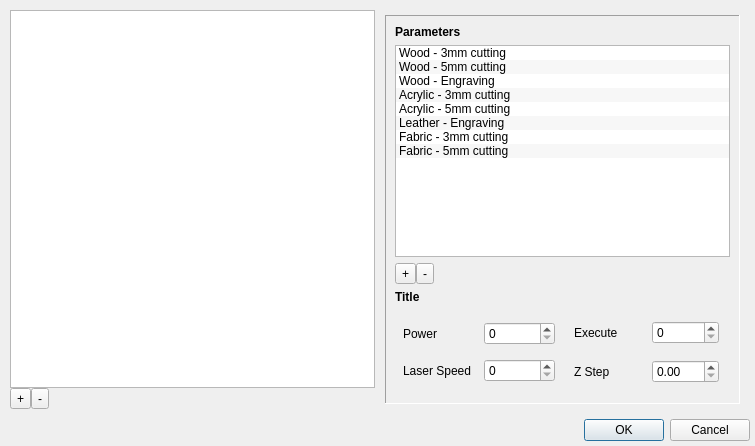
Qt form src/windows/preset-manager.ui (flux3dp/swiftray) before a commit.
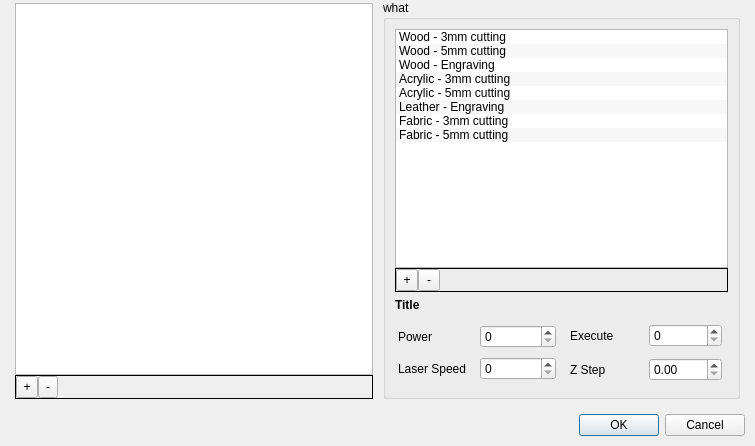
The same form after that commit.

Diff of the .ui file:
```diff
--- a/src/windows/preset-manager.ui
+++ b/src/windows/preset-manager.ui
@@ -15,19 +15,19 @@
   </property>
   <layout class="QVBoxLayout" name="verticalLayout">
    <property name="spacing">
-    <number>5</number>
+    <number>10</number>
    </property>
    <property name="leftMargin">
-    <number>5</number>
+    <number>10</number>
    </property>
    <property name="topMargin">
-    <number>5</number>
+    <number>0</number>
    </property>
    <property name="rightMargin">
-    <number>5</number>
+    <number>10</number>
    </property>
    <property name="bottomMargin">
-    <number>5</number>
+    <number>10</number>
    </property>
    <item>
     <layout class="QHBoxLayout" name="horizontalLayout_8">
@@ -35,7 +35,7 @@
       <number>5</number>
      </property>
      <property name="topMargin">
-      <number>5</number>
+      <number>0</number>
      </property>
      <property name="rightMargin">
       <number>5</number>
@@ -52,7 +52,7 @@
         <number>0</number>
        </property>
        <property name="topMargin">
-        <number>0</number>
+        <number>3</number>
        </property>
        <property name="bottomMargin">
         <number>0</number>
@@ -61,7 +61,17 @@
         <widget class="QListWidget" name="listWidget"/>
        </item>
        <item>
-        <layout class="QHBoxLayout" name="horizontalLayout_7">
+        <widget class="QFrame" name="paramSettingsListControl">
+         <property name="minimumSize">
+          <size>
+           <width>0</width>
+           <height>0</height>
+          </size>
+         </property>
+         <property name="frameShape">
+          <enum>QFrame::Panel</enum>
+         </property>
+         <layout class="QHBoxLayout" name="horizontalLayout_4">
          <property name="spacing">
           <number>0</number>
          </property>
@@ -79,6 +89,18 @@
          </property>
          <item>
           <widget class="QToolButton" name="addParamSettingsBtn">
+            <property name="sizePolicy">
+             <sizepolicy hsizetype="Preferred" vsizetype="Preferred">
+              <horstretch>0</horstretch>
+              <verstretch>0</verstretch>
+             </sizepolicy>
+            </property>
+            <property name="minimumSize">
+             <size>
+              <width>22</width>
+              <height>22</height>
+             </size>
+            </property>
            <property name="text">
             <string>+</string>
            </property>
@@ -86,6 +108,18 @@
          </item>
          <item>
           <widget class="QToolButton" name="removeParamSettingsBtn">
+            <property name="sizePolicy">
+             <sizepolicy hsizetype="Preferred" vsizetype="Preferred">
+              <horstretch>0</horstretch>
+              <verstretch>0</verstretch>
+             </sizepolicy>
+            </property>
+            <property name="minimumSize">
+             <size>
+              <width>20</width>
+              <height>20</height>
+             </size>
+            </property>
            <property name="text">
             <string>-</string>
            </property>
@@ -98,52 +132,53 @@
            </property>
            <property name="sizeHint" stdset="0">
             <size>
-             <width>40</width>
+              <width>305</width>
              <height>20</height>
             </size>
            </property>
           </spacer>
          </item>
         </layout>
+        </widget>
        </item>
       </layout>
      </item>
      <item>
-      <layout class="QVBoxLayout" name="verticalLayout_2">
-       <property name="leftMargin">
-        <number>5</number>
+      <widget class="QGroupBox" name="groupBox">
+       <property name="title">
+        <string notr="true">what</string>
        </property>
+       <property name="flat">
+        <bool>false</bool>
+       </property>
+       <layout class="QVBoxLayout" name="verticalLayout_4" stretch="0,0,0">
        <property name="topMargin">
-        <number>5</number>
-       </property>
-       <property name="rightMargin">
-        <number>5</number>
-       </property>
-       <property name="bottomMargin">
-        <number>5</number>
+         <number>9</number>
        </property>
        <item>
-        <widget class="QFrame" name="editor">
+         <widget class="QFrame" name="frame">
          <property name="frameShape">
-          <enum>QFrame::Panel</enum>
+           <enum>QFrame::NoFrame</enum>
          </property>
          <property name="frameShadow">
-          <enum>QFrame::Sunken</enum>
-         </property>
-         <layout class="QVBoxLayout" name="verticalLayout_5">
-          <item>
-           <widget class="QLabel" name="label_2">
-            <property name="font">
-             <font>
-              <weight>75</weight>
-              <bold>true</bold>
-             </font>
-            </property>
-            <property name="text">
-             <string>Parameters</string>
-            </property>
-           </widget>
-          </item>
+           <enum>QFrame::Raised</enum>
+          </property>
+          <layout class="QVBoxLayout" name="verticalLayout_2">
+           <property name="spacing">
+            <number>0</number>
+           </property>
+           <property name="leftMargin">
+            <number>0</number>
+           </property>
+           <property name="topMargin">
+            <number>0</number>
+           </property>
+           <property name="rightMargin">
+            <number>0</number>
+           </property>
+           <property name="bottomMargin">
+            <number>0</number>
+           </property>
           <item>
            <widget class="QListWidget" name="enabledList">
             <property name="dragEnabled">
@@ -231,6 +266,10 @@
            </widget>
           </item>
           <item>
+            <widget class="QFrame" name="paramControlBar">
+             <property name="frameShape">
+              <enum>QFrame::Panel</enum>
+             </property>
            <layout class="QHBoxLayout" name="horizontalLayout">
             <property name="spacing">
              <number>0</number>
@@ -249,6 +288,18 @@
             </property>
             <item>
              <widget class="QToolButton" name="addParamBtn">
+                <property name="sizePolicy">
+                 <sizepolicy hsizetype="Preferred" vsizetype="Preferred">
+                  <horstretch>0</horstretch>
+                  <verstretch>0</verstretch>
+                 </sizepolicy>
+                </property>
+                <property name="minimumSize">
+                 <size>
+                  <width>22</width>
+                  <height>22</height>
+                 </size>
+                </property>
               <property name="text">
                <string>+</string>
               </property>
@@ -256,6 +307,18 @@
             </item>
             <item>
              <widget class="QToolButton" name="removeParamBtn">
+                <property name="sizePolicy">
+                 <sizepolicy hsizetype="Preferred" vsizetype="Preferred">
+                  <horstretch>0</horstretch>
+                  <verstretch>0</verstretch>
+                 </sizepolicy>
+                </property>
+                <property name="minimumSize">
+                 <size>
+                  <width>22</width>
+                  <height>22</height>
+                 </size>
+                </property>
               <property name="text">
                <string>-</string>
               </property>
@@ -275,6 +338,10 @@
              </spacer>
             </item>
            </layout>
+            </widget>
+           </item>
+          </layout>
+         </widget>
           </item>
           <item>
            <widget class="QLabel" name="paramTitle">
@@ -290,21 +357,21 @@
            </widget>
           </item>
           <item>
-           <layout class="QHBoxLayout" name="horizontalLayout_4">
+         <layout class="QHBoxLayout" name="editor">
             <property name="spacing">
-             <number>10</number>
+           <number>5</number>
             </property>
             <property name="leftMargin">
-             <number>5</number>
+           <number>0</number>
             </property>
             <property name="topMargin">
-             <number>5</number>
+           <number>0</number>
             </property>
             <property name="rightMargin">
-             <number>5</number>
+           <number>0</number>
             </property>
             <property name="bottomMargin">
-             <number>5</number>
+           <number>0</number>
             </property>
             <item>
              <layout class="QVBoxLayout" name="verticalLayout_7">
@@ -422,8 +489,6 @@
           </item>
          </layout>
         </widget>
-       </item>
-      </layout>
      </item>
     </layout>
    </item>
```
Left out of the diff: 5 changed lines with no effect on the pictures. Lines whose indentation alone changed are shown as unchanged.
